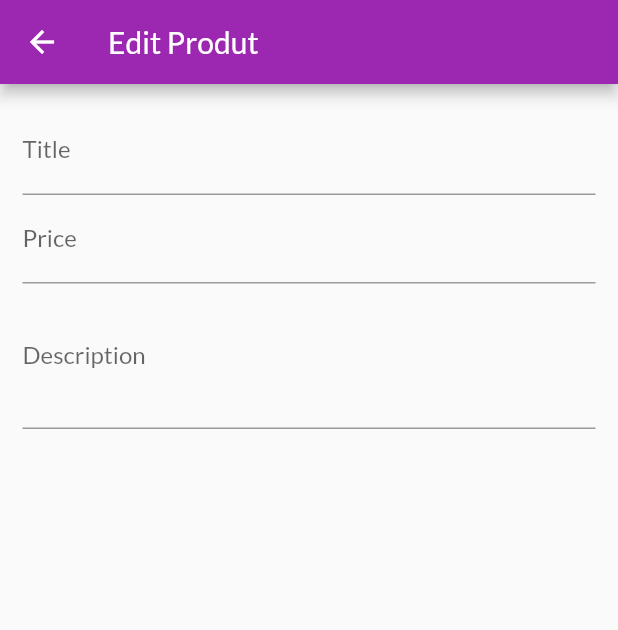
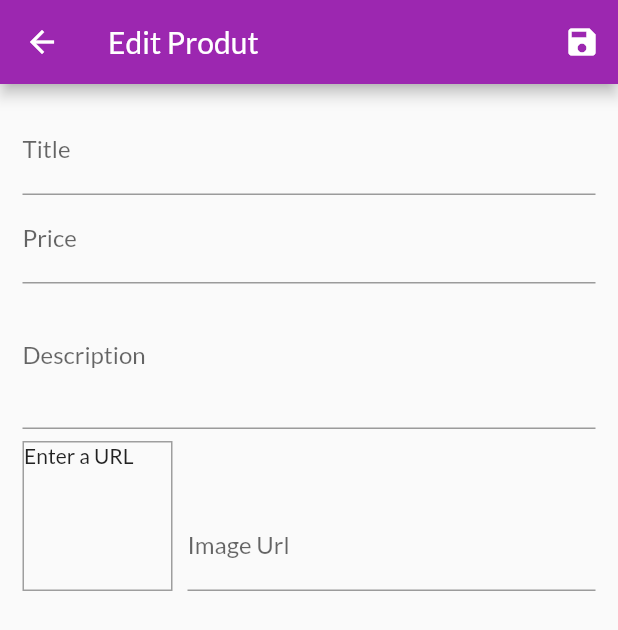
Before and after one commit to MuhammadNizamani/shop_app, a Flutter app: the EditProductsScreen screen opened by its route, on a phone screen of 412 x 824 dp. Shown: the top 630 px of the screen. Run offline on Flutter 3.47's test engine with Material 2 defaults, Android fonts, the phone set to English and light mode, and no system bars; missing offline and left inert: dart:html; network calls fail.

Commit message:
image preview is added

```diff
--- a/lib/screens/edit_products_screen.dart
+++ b/lib/screens/edit_products_screen.dart
@@ -9,18 +9,24 @@ class EditProductsScreen extends StatefulWidget {
 class _EditProductsScreenState extends State<EditProductsScreen> {
   final _priceFocusNode = FocusNode();
   final _descriptionFocusNode = FocusNode();
+  final _imageUrlControler = TextEditingController();
   @override
   void dispose() {
     _priceFocusNode.dispose();
     _descriptionFocusNode.dispose();
+    _imageUrlControler.dispose();
     super.dispose();
   }
 
+  void _saveForm() {}
   @override
   Widget build(BuildContext context) {
     return Scaffold(
       appBar: AppBar(
         title: Text("Edit Produt"),
+        actions: [
+          IconButton(icon: Icon(Icons.save), onPressed: _saveForm),
+        ],
       ),
       body: Padding(
         padding: const EdgeInsets.all(15.0),
@@ -49,6 +55,34 @@ class _EditProductsScreenState extends State<EditProductsScreen> {
                 keyboardType: TextInputType.multiline,
                 focusNode: _descriptionFocusNode,
               ),
+              Row(
+                crossAxisAlignment: CrossAxisAlignment.end,
+                children: <Widget>[
+                  Container(
+                      width: 100,
+                      height: 100,
+                      margin: EdgeInsets.only(top: 8, right: 10),
+                      decoration: BoxDecoration(
+                          border: Border.all(width: 1, color: Colors.grey)),
+                      child: _imageUrlControler.text.isEmpty
+                          ? Text("Enter a URL ")
+                          : FittedBox(
+                              child: Image.network(_imageUrlControler.text,
+                                  fit: BoxFit.cover),
+                            )),
+                  Expanded(
+                    child: TextFormField(
+                      decoration: InputDecoration(labelText: 'Image Url'),
+                      keyboardType: TextInputType.url,
+                      textInputAction: TextInputAction.done,
+                      controller: _imageUrlControler,
+                      onFieldSubmitted: (_) {
+                        _saveForm();
+                      },
+                    ),
+                  ),
+                ],
+              )
             ],
           ),
         ),
```
